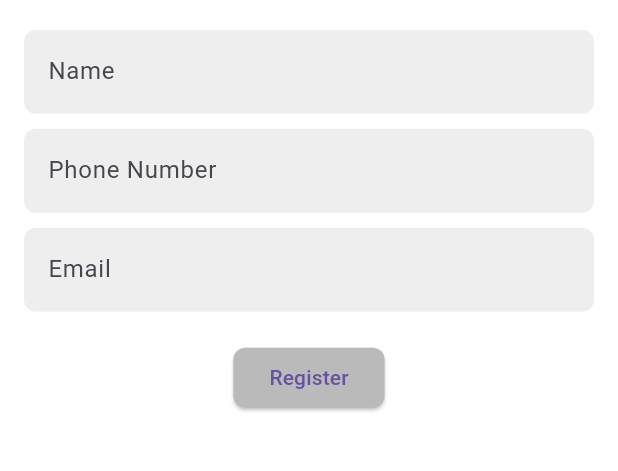
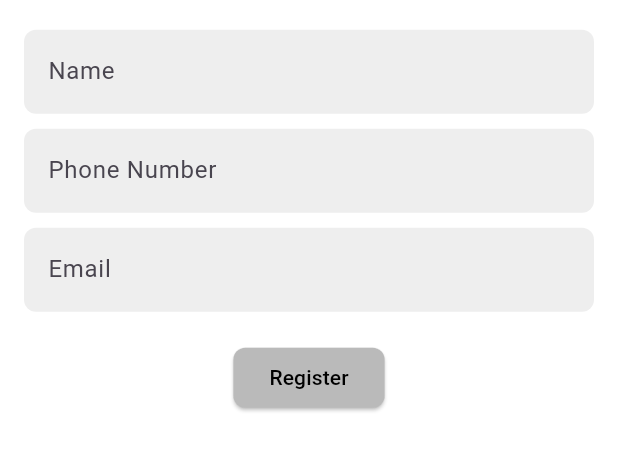
Before and after one commit to jayasinghesasmitha/Vivora-Mobile-app, a Flutter app: the SignupScreen screen opened directly, on a phone screen of 412 x 824 dp, the part 454-925 px from its top. Run offline on Flutter 3.47's test engine with Material 3 defaults, Android fonts, the phone set to English and light mode, and no system bars; our stand-ins replace cloud_firestore, firebase_auth, firebase_core, flutter_dotenv, flutter_map, geolocator and 2 more; accounts and stored records are empty.

Commit message:
Update signup_screen.dart

```diff
--- a/book_my_saloon/lib/screens/auth/signup_screen.dart
+++ b/book_my_saloon/lib/screens/auth/signup_screen.dart
@@ -126,7 +126,7 @@ class _SignupScreenState extends State<SignupScreen> {
                     ),
                     child: _isLoading
                         ? CircularProgressIndicator(color: Colors.white)
-                        : Text('Register'),
+                        : Text('Register', style: TextStyle(color: Colors.black)),
                   ),
                 ],
               ),
```
